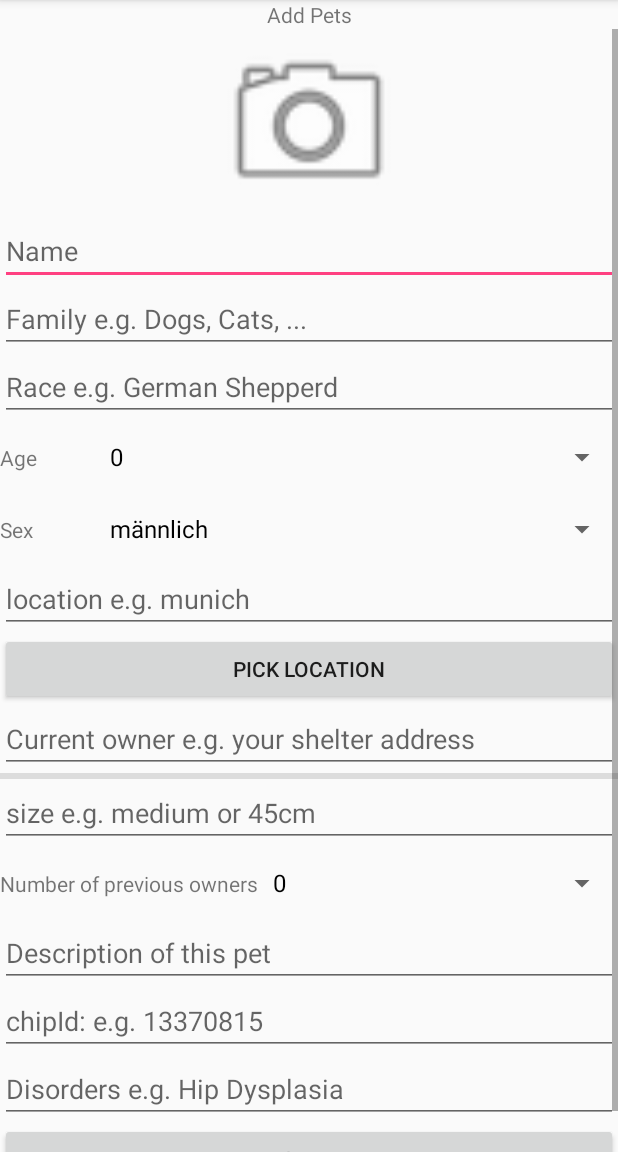
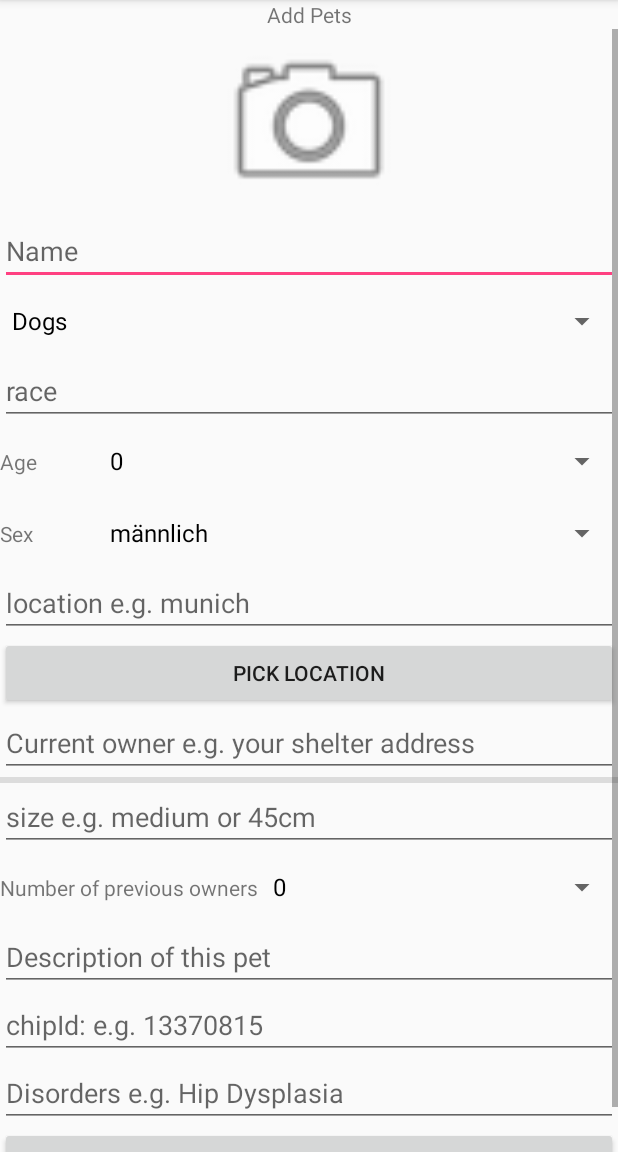
Before and after one commit to LauxThomas/Project_Pets, an Android app: the AddPetsActivity screen opened directly, with no data from a screen before it, on a phone screen of 412 x 824 dp, the part 84-1236 px from its top. Run offline under Robolectric (Android 15) with nearby library versions, the phone set to English and light mode, and no system bars; our stand-ins replace Firebase (no records; nobody signed in at launch, a user with empty details on screens opened directly), Picasso; pictures from the network do not load.

Commit message:
Spinner & AutoCompleteTextView for family & race added

```diff
--- a/ProjectPets/src/main/java/com/example/t_thinkpad/projectpetsapp/AddPetsActivity.java
+++ b/ProjectPets/src/main/java/com/example/t_thinkpad/projectpetsapp/AddPetsActivity.java
@@ -4,7 +4,6 @@ import android.content.ContentResolver;
 import android.content.DialogInterface;
 import android.content.Intent;
 import android.graphics.Bitmap;
-import android.location.Location;
 import android.net.Uri;
 import android.os.Bundle;
 import android.os.Environment;
@@ -16,7 +15,9 @@ import android.support.v7.app.AlertDialog;
 import android.support.v7.app.AppCompatActivity;
 import android.view.View;
 import android.webkit.MimeTypeMap;
+import android.widget.AdapterView;
 import android.widget.ArrayAdapter;
+import android.widget.AutoCompleteTextView;
 import android.widget.Button;
 import android.widget.EditText;
 import android.widget.ImageView;
@@ -48,16 +49,27 @@ import java.util.UUID;
 
 public class AddPetsActivity extends AppCompatActivity {
     ImageView imageView;
-    EditText nameEditText, familyEditText, raceEditText, ageEditText,
-            sexEditText, locationEditText, currentOwnerEditText, sizeEditText,
+    AutoCompleteTextView raceAutoComplete;
+    EditText nameEditText,
+
+    sexEditText, locationEditText, currentOwnerEditText, sizeEditText,
             numberOfPreviousOwnersEditText, descriptionEditText, chipIdEditText, disordersEditText;
-    Spinner sexSpinner, ageSpinner, numOfPreviousOwnersSpinner;
+    Spinner sexSpinner, ageSpinner, numOfPreviousOwnersSpinner, familySpinner;
     Button addPetButton, pickLocationButton;
     Uri mImageUri;
     static final int REQUEST_PICK_IMAGE = 1;
     static final int REQUEST_CAPTURE_IMAGE = 100;
     static final int REQUEST_IMAGE_CAPTURE = 123;
     static final int PLACE_PICKER_REQUEST = 37;
+    private final String[] FAMILIES = new String[]{"Dogs", "Cats", "Birds", "Fish", "Small animals", "other"};
+    //TODO: erweitern
+    private final String[] DOGS = new String[]{"Französische Bulldogge", "Labrador", "Australian Shepherd", "Chihuahua", "Golden Retriever", "Border Collie", "Labradoodle", "Rottweiler", "Beagle", "Mops"};
+    private final String[] CATS = new String[]{"Maine Coon", "Norwegische Waldkatze", "Bengalkatze", "Britisch Kurzhaar", "Siamkatze", "Ragdoll", "Savannah Katze", "Perserkatze", "Heilige Birma", "Hauskatze"};
+    private final String[] BIRDS = new String[]{"Amadinen", "Bergsittich", "Felsensittich", "Gelbbrustara", "Goldnackenara", "Kanarienvogel", "Königssittich", "Nymphensittich", "Weißhaubenkakadu", "Wellensittich"};
+    private final String[] FISH = new String[]{"Guppy", "Neonfisch", "Platy", "Kardinalfisch", "Black Molly", "Panzerwels", "Antennenwels", "Blauer Fadenfisch", "Koi", "Hammerhai"};
+    private final String[] SMALL_ANIMALS = new String[]{"Kaninchen", "Ratte", "Maus", "Hamster", "Chinchilla", "Hase", "Meerschweinchen", "Wüstenspringmaus"};
+    private final String[] OTHER = new String[]{"Känguru", "Spinne", "Schlange", "Schildkröte", "Bartagame", "Gecko", "Schwein", "Kuh", "Schaf", "Ziege"};
+
 
     private FirebaseAuth firebaseAuth;
     private DatabaseReference ref, mDatabaseRef;
@@ -97,6 +109,52 @@ public class AddPetsActivity extends AppCompatActivity {
         }
         ArrayAdapter<Integer> adapter3 = new ArrayAdapter<Integer>(this, android.R.layout.simple_spinner_dropdown_item, numOfPreviousOwnersSpinnerItems);
         numOfPreviousOwnersSpinner.setAdapter(adapter3);
+
+        String[] familySpinnerItems = new String[]{"Dogs", "Cats", "Birds", "Fish", "Small animals", "other"};
+        ArrayAdapter<String> adapter4 = new ArrayAdapter<String>(this, android.R.layout.simple_spinner_dropdown_item, familySpinnerItems);
+        familySpinner.setAdapter(adapter4);
+        familySpinner.setOnItemSelectedListener(new AdapterView.OnItemSelectedListener() {
+            @Override
+            public void onItemSelected(AdapterView<?> parentView, View selectedItemView, int position, long id) {
+                updateRaceSpinnerWithPosition(position);
+            }
+
+            @Override
+            public void onNothingSelected(AdapterView<?> parentView) {
+                // your code here
+            }
+
+        });
+    }
+    private void updateRaceSpinnerWithPosition(int position) {
+        String[] RACES = new String[]{};
+        switch (familySpinner.getSelectedItemPosition()) {
+            case 0:
+                RACES = DOGS;
+                break;
+            case 1:
+                RACES = CATS;
+                break;
+            case 2:
+                RACES = BIRDS;
+                break;
+            case 3:
+                RACES = FISH;
+                break;
+            case 4:
+                RACES = SMALL_ANIMALS;
+                break;
+            case 5:
+                RACES = OTHER;
+                break;
+            default:
+                break;
+        }
+        AutoCompleteTextView raceAutoCompleteTextView = (AutoCompleteTextView)
+                findViewById(R.id.raceAutoComplete);
+        ArrayAdapter<String> raceAdapter = new ArrayAdapter<String>(this,
+                android.R.layout.simple_dropdown_item_1line, RACES);
+        raceAutoCompleteTextView.setAdapter(raceAdapter);
     }
 
     private void initializeFirebase() {
@@ -185,7 +243,7 @@ public class AddPetsActivity extends AppCompatActivity {
     }
 
 
-    private void startPickLocationIntent(){
+    private void startPickLocationIntent() {
         //TODO: attributions to google when using place picker might need to be shown on screen
         //https://developers.google.com/places/android-sdk/attributions
         PlacePicker.IntentBuilder builder = new PlacePicker.IntentBuilder();
@@ -224,7 +282,8 @@ public class AddPetsActivity extends AppCompatActivity {
             /*String path = MediaStore.Images.Media.insertImage(this.getContentResolver(), photo, null, null);
             System.out.println("URITEST: " + path);
             Uri image1 = Uri.parse(path);
-            */if (mUploadTask != null && mUploadTask.isInProgress()) {
+            */
+            if (mUploadTask != null && mUploadTask.isInProgress()) {
                 Toast.makeText(this, "Upload in progress", Toast.LENGTH_SHORT).show();
             } else {
                 mImageUri = Uri.fromFile(new File(mCurrentPhotoPath));
@@ -311,8 +370,9 @@ public class AddPetsActivity extends AppCompatActivity {
 
     private void createNewPet() {
         String name = nameEditText.getText().toString();
-        String family = familyEditText.getText().toString();
-        String race = raceEditText.getText().toString();
+        String family = familySpinner.toString();
+//        String family = familySpinner.getText().toString();
+        String race = raceAutoComplete.getText().toString();
         int age = (int) ageSpinner.getSelectedItem();
         String sex = sexSpinner.getSelectedItem().toString();
         String location = place.getName().toString();
@@ -365,7 +425,7 @@ public class AddPetsActivity extends AppCompatActivity {
         if (!disorders.equals("")) {
             newPet.setDisorders(disorders);
         }
-        System.out.println("TESTERROR: "+ newPet.getName());
+        System.out.println("TESTERROR: " + newPet.getName());
         ref.child(newPet.getName() + " @ " + randomUUID).setValue(newPet);
         Toast.makeText(this, name.toString() + " angelegt!", Toast.LENGTH_SHORT).show();
         finish();
@@ -375,8 +435,7 @@ public class AddPetsActivity extends AppCompatActivity {
     private void findViews() {
         imageView = findViewById(R.id.imageView);
         nameEditText = findViewById(R.id.nameEditText);
-        familyEditText = findViewById(R.id.familyEditText);
-        raceEditText = findViewById(R.id.raceEditText);
+        raceAutoComplete = findViewById(R.id.raceAutoComplete);
         //ageEditText = findViewById(R.id.ageEditText);
         //sexEditText = findViewById(R.id.sexEditText);
         locationEditText = findViewById(R.id.locationEditText);
@@ -389,6 +448,7 @@ public class AddPetsActivity extends AppCompatActivity {
         addPetButton = findViewById(R.id.addPetButton);
         sexSpinner = findViewById(R.id.spinner_sex);
         ageSpinner = findViewById(R.id.spinner_age);
+        familySpinner = findViewById(R.id.spinner_family);
         numOfPreviousOwnersSpinner = findViewById(R.id.spinner_numOfPreviousOwners);
         pickLocationButton = findViewById(R.id.button_location_picker);
     }
--- a/ProjectPets/src/main/res/layout/activity_add_pets.xml
+++ b/ProjectPets/src/main/res/layout/activity_add_pets.xml
@@ -39,21 +39,19 @@
                 android:inputType="textPersonName"
                 android:singleLine="false" />
 
-            <EditText
-                android:id="@+id/familyEditText"
+            <Spinner
+                android:id="@+id/spinner_family"
+                android:layout_width="match_parent"
+                android:layout_height="wrap_content"
+                android:layout_weight="1" />
+
+            <AutoCompleteTextView
+                android:id="@+id/raceAutoComplete"
                 android:layout_width="match_parent"
                 android:layout_height="wrap_content"
                 android:ems="10"
-                android:hint="Family e.g. Dogs, Cats, ..."
-                android:inputType="textPersonName"
-                android:singleLine="false" />
-
-            <EditText
-                android:id="@+id/raceEditText"
-                android:layout_width="match_parent"
-                android:layout_height="wrap_content"
-                android:ems="10"
-                android:hint="Race e.g. German Shepperd"
+                android:completionThreshold="1"
+                android:hint="race"
                 android:inputType="textPersonName"
                 android:singleLine="false" />
 
```
